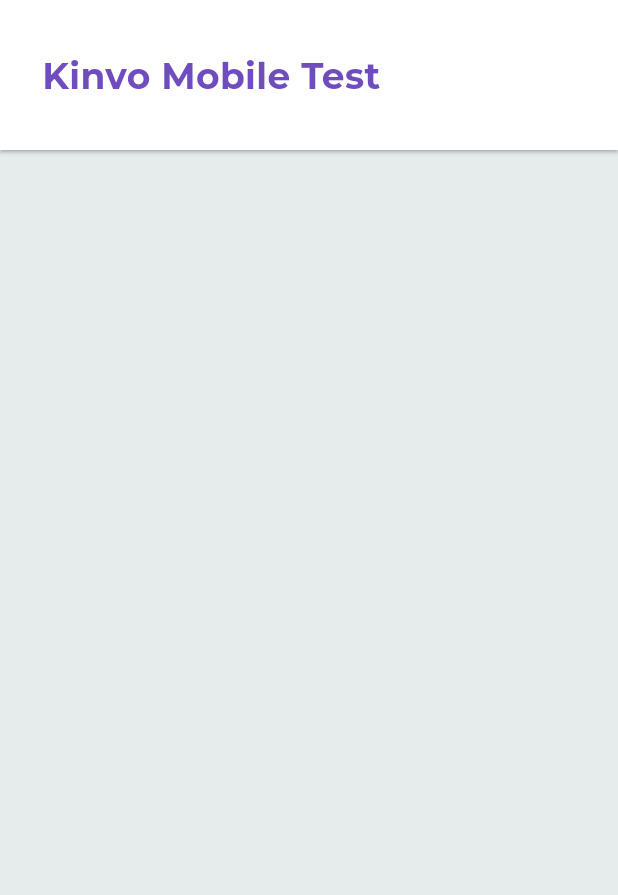
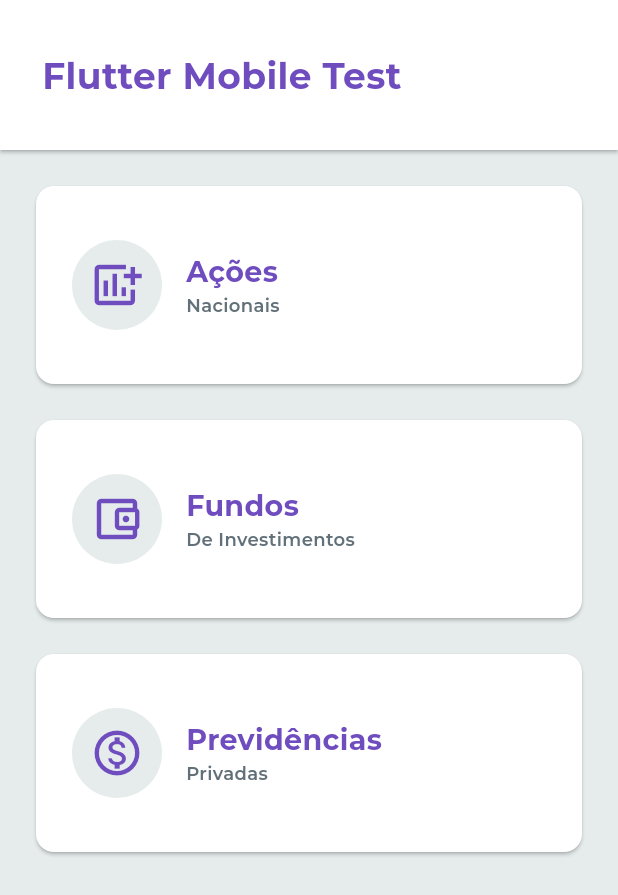
Before and after one commit to paulohm0/kinvo-mobile-test, a Flutter app: the screen it shows after launch, on a phone screen of 412 x 824 dp. Shown: the top 895 px of the screen. Run offline on Flutter 3.47's test engine with Material 3 defaults, Android fonts, the phone set to English and light mode, and no system bars; project files that could hold a hidden picture were left out.

Commit message:
homeview finalized

```diff
--- a/lib/ui/home/view/home_view.dart
+++ b/lib/ui/home/view/home_view.dart
@@ -1,5 +1,6 @@
 import 'package:flutter/material.dart';
 import 'package:kinvo_mobile_test/shared/widgets/app_bar_custom.dart';
+import 'package:kinvo_mobile_test/ui/home/widgets/home_card.dart';
 
 class HomeView extends StatelessWidget {
   const HomeView({super.key});
@@ -7,7 +8,31 @@ class HomeView extends StatelessWidget {
   @override
   Widget build(BuildContext context) {
     return SafeArea(
-      child: Scaffold(appBar: CustomAppBar(title: 'Kinvo Mobile Test')),
+      child: Scaffold(
+        appBar: CustomAppBar(title: 'Flutter Mobile Test'),
+        body: Column(
+          children: [
+            HomeCard(
+              icon: Icons.add_chart,
+              title: 'Ações',
+              subtitle: 'Nacionais',
+              routeName: '/national_stocks',
+            ),
+            HomeCard(
+              icon: Icons.account_balance_wallet_outlined,
+              title: 'Fundos',
+              subtitle: 'De Investimentos',
+              routeName: '/investiments_funds',
+            ),
+            HomeCard(
+              icon: Icons.monetization_on_outlined,
+              title: 'Previdências',
+              subtitle: 'Privadas',
+              routeName: '/private_pension',
+            ),
+          ],
+        ),
+      ),
     );
   }
 }
--- /dev/null
+++ b/lib/ui/home/widgets/home_card.dart
@@ -0,0 +1,65 @@
+import 'package:flutter/material.dart';
+import 'package:kinvo_mobile_test/core/theme/app_colors.dart';
+import 'package:kinvo_mobile_test/core/theme/app_text_styles.dart';
+
+class HomeCard extends StatelessWidget {
+  final IconData icon;
+  final String title;
+  final String subtitle;
+  final String routeName;
+  const HomeCard({
+    super.key,
+    required this.icon,
+    required this.title,
+    required this.subtitle,
+    required this.routeName,
+  });
+
+  @override
+  Widget build(BuildContext context) {
+    return Card(
+      color: AppColors.white,
+      elevation: 1,
+      margin: const EdgeInsets.only(top: 24.0, left: 24.0, right: 24.0),
+      shape: RoundedRectangleBorder(borderRadius: BorderRadius.circular(12)),
+      child: InkWell(
+        borderRadius: BorderRadius.circular(12),
+        onTap: () {
+          Navigator.pushNamed(context, routeName);
+        },
+        child: Padding(
+          padding: const EdgeInsets.symmetric(horizontal: 24.0, vertical: 36),
+          child: Row(
+            children: [
+              Expanded(
+                child: Row(
+                  children: [
+                    Container(
+                      height: 60,
+                      width: 60,
+                      decoration: BoxDecoration(
+                        color: AppColors.mainBackground,
+                        shape: BoxShape.circle,
+                      ),
+                      child: Icon(icon, size: 36, color: AppColors.primary),
+                    ),
+                    Padding(
+                      padding: const EdgeInsets.only(left: 16.0),
+                      child: Column(
+                        crossAxisAlignment: CrossAxisAlignment.start,
+                        children: [
+                          Text(title, style: AppTextStyles.titleCard),
+                          Text(subtitle, style: AppTextStyles.subTitleCard),
+                        ],
+                      ),
+                    ),
+                  ],
+                ),
+              ),
+            ],
+          ),
+        ),
+      ),
+    );
+  }
+}
```
